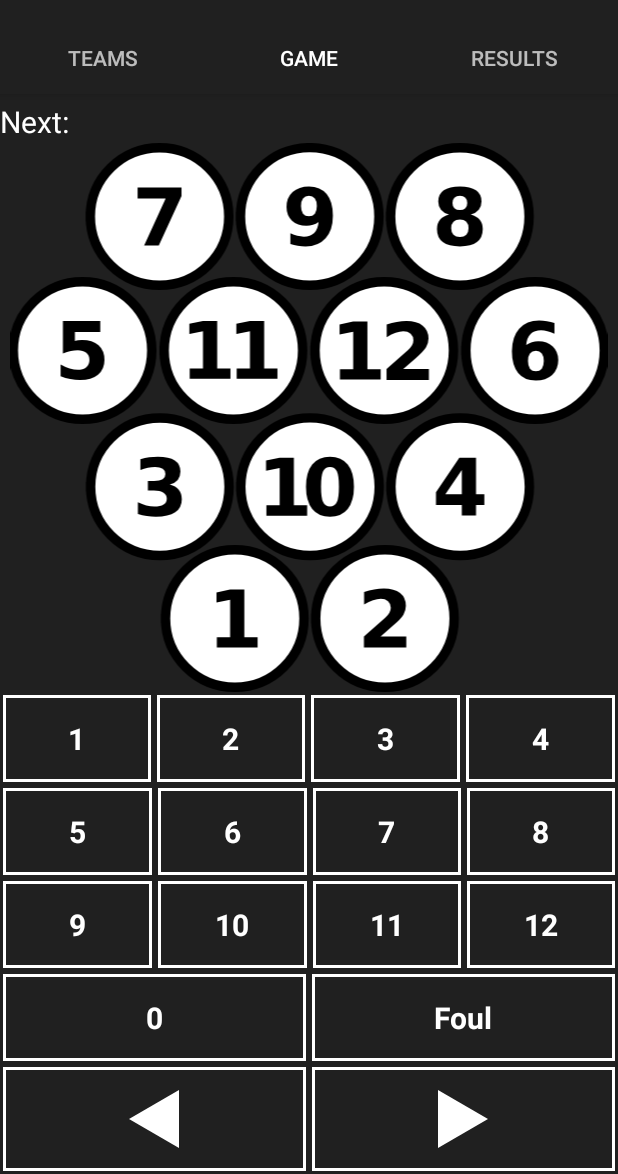
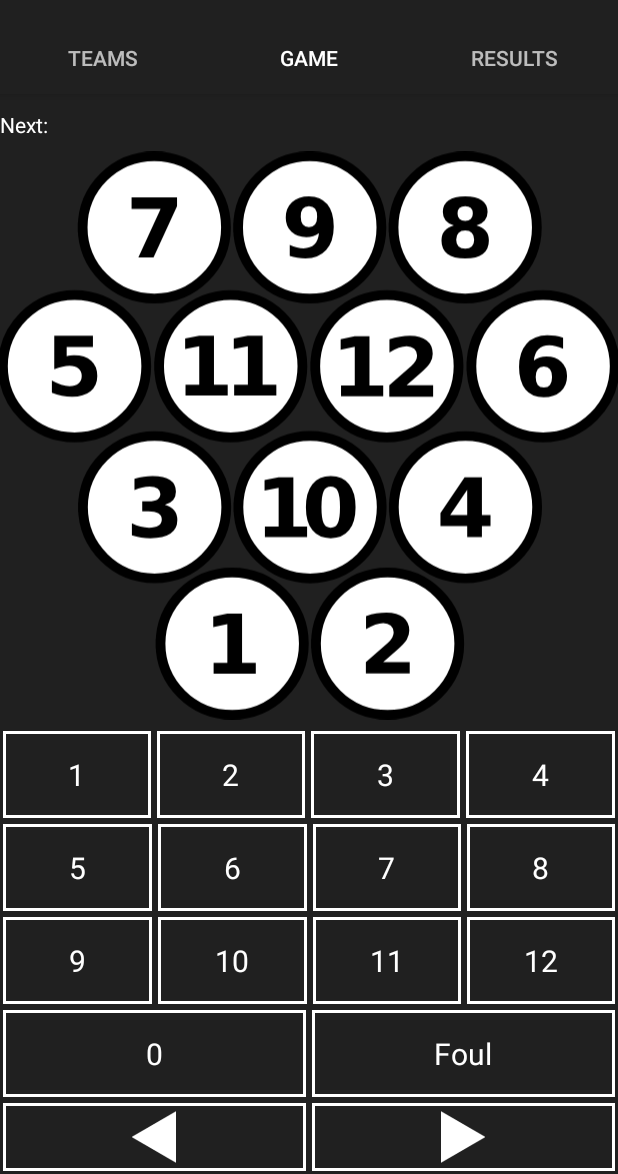
Before and after one commit to thalman/MolkkyNotes, an Android app: the screen it shows after launch (MainActivity), tab 2 chosen, on a phone screen of 412 x 824 dp, the part 62-1236 px from its top. Run offline under Robolectric (Android 15) with nearby library versions, the phone set to English and light mode, and no system bars; libraries missing offline, so code that uses them is left out: com.opencsv; pictures from the network do not load.

Commit message:
Problem: styles are not consistent
Solution: refactor it a bit

```diff
--- a/app/src/main/java/net/halman/molkkynotes/ui/main/TeamsFragment.java
+++ b/app/src/main/java/net/halman/molkkynotes/ui/main/TeamsFragment.java
@@ -113,11 +113,11 @@ public class TeamsFragment extends Fragment {
         }
 
         for(int a = 0; a < _team_view_ids.length; a++) {
-            UIButton btn = _selected_teams.findViewById(_team_view_ids[a]);
+            UIPlayer btn = _selected_teams.findViewById(_team_view_ids[a]);
             btn.setOnClickListener(new View.OnClickListener() {
                 @Override
                 public void onClick(View view) {
-                    onRemovePlayer((UIButton)view);
+                    onRemovePlayer((UIPlayer)view);
                 }
             });
         }
@@ -126,13 +126,13 @@ public class TeamsFragment extends Fragment {
         return result;
     }
 
-    private void onRemovePlayer(UIButton btn)
+    private void onRemovePlayer(UIPlayer btn)
     {
         if (gameInProgress()) {
             return;
         }
 
-        String text = btn.text();
+        String text = btn.name();
         MolkkyGame game = _listener.game();
         if (game.gameStarted()) {
             return;
@@ -223,14 +223,14 @@ public class TeamsFragment extends Fragment {
 
         MolkkyGame game = _listener.game();
         for(int a = 0; a < _team_view_ids.length; a++) {
-            UIButton btn = _selected_teams.findViewById(_team_view_ids[a]);
+            UIPlayer btn = _selected_teams.findViewById(_team_view_ids[a]);
             if (btn != null) {
                 try {
                     MolkkyTeam t =game.teams().get(a);
-                    btn.text(t.name());
+                    btn.name(t.name());
                     btn.setVisibility(View.VISIBLE);
                 } catch (Exception e) {
-                    btn.text("");
+                    btn.name("");
                     btn.setVisibility(View.GONE);
                 }
             }
--- a/app/src/main/java/net/halman/molkkynotes/ui/main/UIButton.java
+++ b/app/src/main/java/net/halman/molkkynotes/ui/main/UIButton.java
@@ -15,6 +15,7 @@ import net.halman.molkkynotes.R;
 public class UIButton extends LinearLayout {
     private ImageView _image = null;
     private TextView _text = null;
+    private float _size = 20.0f;
 
     public UIButton(Context context) {
         super(context);
@@ -43,7 +44,12 @@ public class UIButton extends LinearLayout {
 
         TypedArray a = context.obtainStyledAttributes(attrs, R.styleable.UIButton);
         Drawable drawable = a.getDrawable(R.styleable.UIButton_image);
+        _size = a.getDimension(R.styleable.UIButton_imagesize, 20.0f);
         if (drawable != null) {
+            android.view.ViewGroup.LayoutParams layoutParams = _image.getLayoutParams();
+            layoutParams.width = (int)_size;
+            layoutParams.height = (int)_size;
+            _image.setLayoutParams(layoutParams);
             _image.setImageDrawable(drawable);
             _image.setVisibility(VISIBLE);
         } else {
@@ -56,18 +62,6 @@ public class UIButton extends LinearLayout {
             _text.setVisibility(VISIBLE);
         } else {
             _text.setVisibility(GONE);
-        }
-    }
-
-    public void image(Drawable d)
-    {
-        if (_image != null) {
-            if (d == null) {
-                _image.setVisibility(GONE);
-            } else {
-                _image.setImageDrawable(d);
-                _image.setVisibility(VISIBLE);
-            }
         }
     }
 
--- a/app/src/main/res/layout/fragment_game.xml
+++ b/app/src/main/res/layout/fragment_game.xml
@@ -216,7 +216,8 @@
             android:layout_height="wrap_content"
             android:layout_weight="1"
             android:gravity="center"
-            app:image="@drawable/molkky_back">
+            app:image="@drawable/molkky_back"
+            app:imagesize="@dimen/image_button_size">
 
         </net.halman.molkkynotes.ui.main.UIButton>
 
@@ -226,7 +227,8 @@
             android:layout_height="wrap_content"
             android:layout_weight="1"
             android:gravity="center"
-            app:image="@drawable/molkky_forward" />
+            app:image="@drawable/molkky_forward"
+            app:imagesize="@dimen/image_button_size" />
 
     </LinearLayout>
 
--- a/app/src/main/res/layout/ui_button.xml
+++ b/app/src/main/res/layout/ui_button.xml
@@ -11,9 +11,9 @@
 
     <ImageView
         android:id="@+id/image"
-        android:layout_width="wrap_content"
-        android:layout_height="wrap_content"
-        android:padding="10dp"
+        android:layout_width="20dp"
+        android:layout_height="20dp"
+        android:scaleType="fitCenter"
         app:srcCompat="@drawable/molkky_back" />
 
     <TextView
@@ -23,5 +23,5 @@
         android:padding="10dp"
         android:text="TextView"
         android:textColor="#FFFFFF"
-        android:textStyle="bold" />
+        android:textSize="@dimen/font_size" />
 </LinearLayout>
--- a/app/src/main/res/layout/ui_player.xml
+++ b/app/src/main/res/layout/ui_player.xml
@@ -17,7 +17,7 @@
         android:layout_weight="1"
         android:padding="5dp"
         android:textColor="@color/colorWhite"
-        android:textSize="24sp" />
+        android:textSize="@dimen/font_size" />
 
     <TextView
         android:id="@+id/score"
--- a/app/src/main/res/values/attrs_ui_button.xml
+++ b/app/src/main/res/values/attrs_ui_button.xml
@@ -3,5 +3,6 @@
     <declare-styleable name="UIButton">
         <attr name="image" format="integer" />
         <attr name="text" format="string|reference" />
+        <attr name="imagesize" format="dimension|reference" />
     </declare-styleable>
 </resources>
--- a/app/src/main/res/values/dimens.xml
+++ b/app/src/main/res/values/dimens.xml
@@ -5,4 +5,6 @@
     <dimen name="appbar_padding">16dp</dimen>
     <dimen name="fab_margin">16dp</dimen>
     <dimen name="appbar_padding_top">8dp</dimen>
+    <dimen name="font_size">20sp</dimen>
+    <dimen name="image_button_size">35sp</dimen>
 </resources>
--- a/app/src/main/res/values/strings.xml
+++ b/app/src/main/res/values/strings.xml
@@ -9,7 +9,7 @@
 
     <!-- TODO: Remove or change this placeholder text -->
     <string name="hello_blank_fragment">Hello blank fragment</string>
-    <string name="title_activity_main">MainActivity</string>
+    <string name="title_activity_main">MolkkyNotes</string>
     <string name="tab_text_1">Teams</string>
     <string name="tab_text_2">Game</string>
     <string name="tab_text_3">Results</string>
--- a/app/src/main/res/values/styles.xml
+++ b/app/src/main/res/values/styles.xml
@@ -7,8 +7,8 @@
         <item name="colorPrimaryDark">@color/colorPrimaryDark</item>
         <item name="colorAccent">@color/colorAccent</item>
 
-        <item name="android:textStyle">bold</item>
-        <item name="android:textSize">20sp</item>
+        <!-- item name="android:textStyle">bold</item -->
+        <!-- item name="android:textSize">20sp</item -->
         <item name="android:background">@color/colorPrimary</item>
         <item name="android:textColor">@color/colorWhite</item>
     </style>
```
Also changed, not shown: app/src/main/java/net/halman/molkkynotes/ui/main/UIPlayer.java (renamed from app/src/main/java/net/halman/molkkynotes/ui/main/UIResult.java, +16 -10 lines), app/src/main/res/drawable/molkky_add_user.xml (+6 -6 lines), app/src/main/res/drawable/molkky_mix.xml (added, +44 -0 lines), app/src/main/res/layout/fragment_teams.xml (+14 -12 lines), 1 other file.
